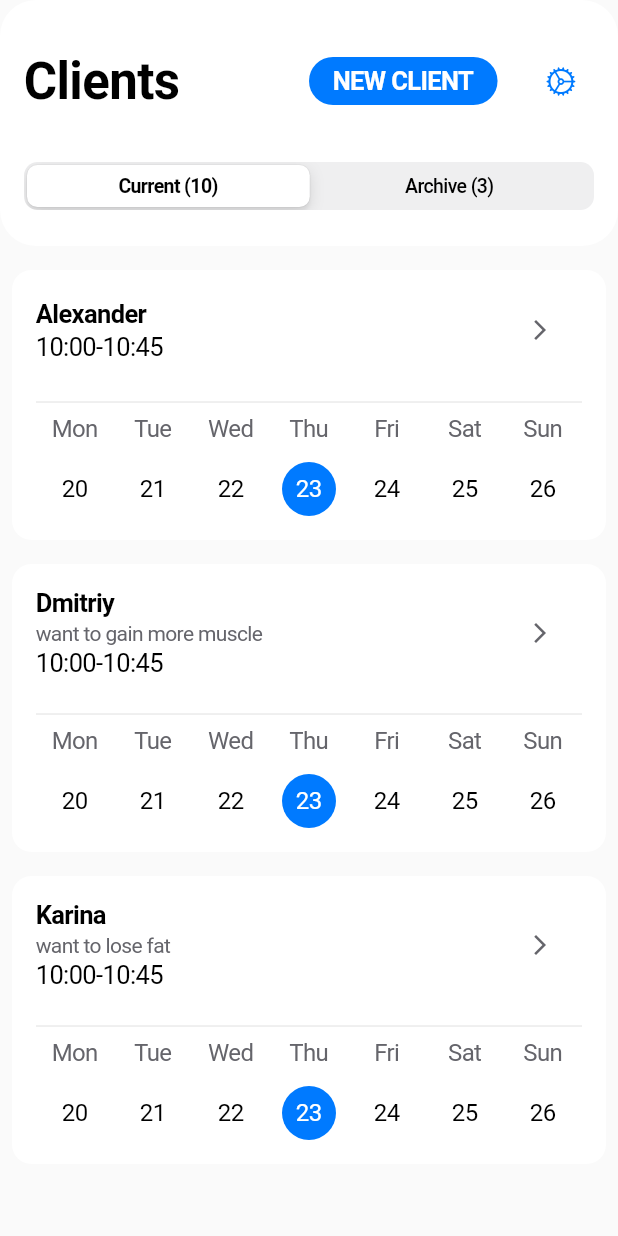
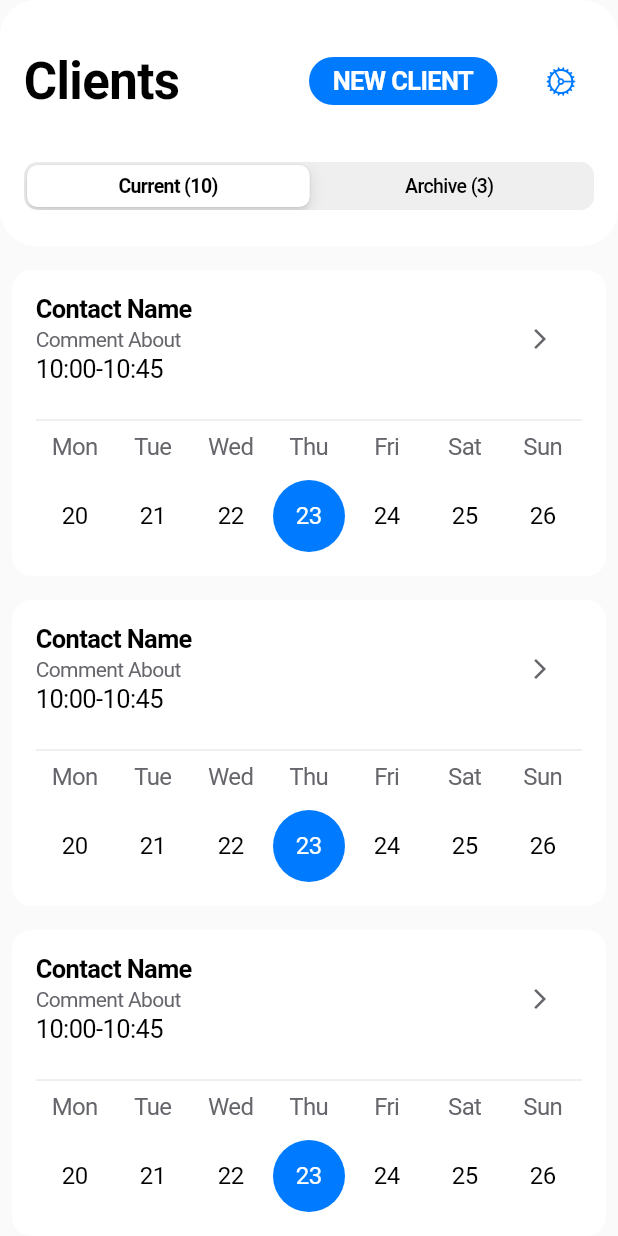
Before and after one commit to VergoEcho/fitness_app, a Flutter app: the ClientsPage screen opened by its route, on a phone screen of 412 x 824 dp. Run offline on Flutter 3.47's test engine with Material 2 defaults, Android fonts, the phone set to English and light mode, and no system bars; drawn by our look-alikes of table_calendar; our stand-ins replace bloc, easy_localization, equatable, flutter_bloc, flutter_svg, timelines; Roboto replaces fonts that are missing (SF Pro Display).

Commit message:
make calendar modal alive, fixed card tap zones, remade data to figma-like, added icon

```diff
--- a/lib/bloc/modal_calendar_cubit/modal_calendar_cubit.dart
+++ b/lib/bloc/modal_calendar_cubit/modal_calendar_cubit.dart
@@ -7,5 +7,7 @@ class ModalCalendarCubit extends Cubit<ModalCalendarState> {
   ModalCalendarCubit()
       : super(ModalCalendarState(selectedDay: DateTime.now()));
 
-  void selectDate(DateTime date) => emit(ModalCalendarState(selectedDay: date));
+  void selectDate(DateTime date) {
+    emit(ModalCalendarState(selectedDay: date));
+  }
 }
--- a/lib/constants/colors.dart
+++ b/lib/constants/colors.dart
@@ -1,6 +1,7 @@
 import 'package:flutter/material.dart';
 
 class FitnessColors {
+  static Color primary = const Color(0xff007aff);
   static Color white = const Color(0xffffffff);
   static Color whiteGray = const Color(0xfffafafa);
   static Color darkGray = const Color(0xff65656b);
--- a/lib/models/client.dart
+++ b/lib/models/client.dart
@@ -1,4 +1,14 @@
 import 'package:equatable/equatable.dart';
+
+// enum TrainingDays {
+//   monday,
+//   tuesday,
+//   wednesday,
+//   thursday,
+//   friday,
+//   saturday,
+//   sunday,
+// }
 
 class Client extends Equatable {
 
@@ -12,6 +22,7 @@ class Client extends Equatable {
   final DateTime createdAt;
   final DateTime updatedAt;
   final double weight;
+  final List<String> trainingDays;
 
   const Client({
     required this.id,
@@ -24,6 +35,7 @@ class Client extends Equatable {
     required this.createdAt,
     required this.updatedAt,
     required this.weight,
+    this.trainingDays = const [],
   });
 
   @override
@@ -37,6 +49,7 @@ class Client extends Equatable {
         isArchive,
         createdAt,
         updatedAt,
-        weight
+        weight,
+        trainingDays,
       ];
 }
--- a/lib/screens/calendar_page.dart
+++ b/lib/screens/calendar_page.dart
@@ -13,41 +13,62 @@ import 'package:trainings/widgets/calendar_card.dart';
 List<Client> _clients = [
   Client(
     id: 0,
-    name: "Alexander",
+    name: "Contact Name",
+    clientNote: "Comment About",
     phone: "+1234678",
     birthday: "12.08.93",
     createdAt: DateTime.now(),
     updatedAt: DateTime.now(),
+    trainingDays: const [
+      "monday",
+      "wednesday",
+      "thursday",
+    ],
     weight: 80,
   ),
   Client(
     id: 1,
-    name: "Dmitriy",
+    name: "Contact Name",
+    clientNote: "Comment About",
     phone: "+12344278",
     birthday: "30.02.99",
     createdAt: DateTime.now(),
     updatedAt: DateTime.now(),
+    trainingDays: const [
+      "monday",
+      "wednesday",
+      "friday",
+    ],
     weight: 75,
-    clientNote: "want to gain more muscle",
   ),
   Client(
     id: 2,
-    name: "Karina",
+    name: "Contact Name",
     phone: "+12300231",
     birthday: "12.11.03",
     createdAt: DateTime.now(),
     updatedAt: DateTime.now(),
     weight: 42,
-    clientNote: "want to lose fat",
+    trainingDays: const [
+      "monday",
+      "wednesday",
+      "friday",
+    ],
+    clientNote: "Comment About",
   ),
   Client(
     id: 2,
-    name: "Diana",
+    name: "Contact Name",
+    clientNote: "Comment About",
     phone: "+1111231",
     birthday: "03.20.98",
     createdAt: DateTime.now(),
     updatedAt: DateTime.now(),
     weight: 47,
+    trainingDays: const [
+      "monday",
+      "friday",
+    ],
     isArchive: true,
   ),
 ];
@@ -61,6 +82,20 @@ class CalendarPage extends StatelessWidget {
     return _clients.where((client) {
       return client.isArchive == false;
     }).toList();
+  }
+
+  List<Client> _selectedClients (BuildContext context, ModalCalendarState state) {
+    return _activeClients()
+        .where(
+    (client) => client
+      .trainingDays
+      .any((element) =>
+  element ==
+  DateFormat('EEEE', context.locale.languageCode)
+      .format(state
+      .selectedDay)
+      .toLowerCase()),
+  ).toList();
 }
 
   @override
@@ -144,28 +179,39 @@ class CalendarPage extends StatelessWidget {
                                             builder: (context, state) {
                                               return BaseCalendar(
                                                 onDaySelected:
-                                                    (oldDate, newDate) {
+                                                    (newDate, oldDate) {
                                                   context
-                                                      .read<ModalCalendarCubit>().selectDate(newDate);
+                                                      .read<
+                                                          ModalCalendarCubit>()
+                                                      .selectDate(newDate);
                                                 },
                                                 focusedDay: state.selectedDay,
                                                 headerVisible: true,
                                               );
                                             },
                                           ),
-                                          ListView.builder(
+                                          BlocBuilder<ModalCalendarCubit,
+                                              ModalCalendarState>(
+                                            builder: (context, state) {
+                                              return ListView.builder(
                                                 physics:
                                                     const NeverScrollableScrollPhysics(),
                                                 shrinkWrap: true,
-                                            itemCount: _activeClients().length,
+                                                itemCount:
+                                                    _selectedClients(context, state).length,
                                                 itemBuilder: (context, index) {
                                                   return CalendarCard(
-                                                client: _activeClients()[index],
+                                                    client:
+                                                        _selectedClients(context, state)[index],
                                                     onTap: () {
-                                                  Navigator.pushNamed(
-                                                      context,
+                                                      Navigator.of(context,
+                                                              rootNavigator:
+                                                                  true)
+                                                          .pushNamed(
                                                               CalendarTrainingPage
                                                                   .route);
+                                                    },
+                                                  );
                                                 },
                                               );
                                             },
--- a/lib/screens/clients_page.dart
+++ b/lib/screens/clients_page.dart
@@ -12,7 +12,8 @@ import 'package:trainings/widgets/current_client_card.dart';
 List<Client> _clients = [
   Client(
     id: 0,
-    name: "Alexander",
+    name: "Contact Name",
+    clientNote: "Comment About",
     phone: "+1234678",
     birthday: "12.08.93",
     createdAt: DateTime.now(),
@@ -21,27 +22,28 @@ List<Client> _clients = [
   ),
   Client(
     id: 1,
-    name: "Dmitriy",
+    name: "Contact Name",
+    clientNote: "Comment About",
     phone: "+12344278",
     birthday: "30.02.99",
     createdAt: DateTime.now(),
     updatedAt: DateTime.now(),
     weight: 75,
-    clientNote: "want to gain more muscle",
   ),
   Client(
     id: 2,
-    name: "Karina",
+    name: "Contact Name",
     phone: "+12300231",
     birthday: "12.11.03",
     createdAt: DateTime.now(),
     updatedAt: DateTime.now(),
     weight: 42,
-    clientNote: "want to lose fat",
+    clientNote: "Comment About",
   ),
   Client(
     id: 2,
-    name: "Diana",
+    name: "Contact Name",
+    clientNote: "Comment About",
     phone: "+1111231",
     birthday: "03.20.98",
     createdAt: DateTime.now(),
--- a/lib/ui/base_calendar.dart
+++ b/lib/ui/base_calendar.dart
@@ -17,11 +17,13 @@ class BaseCalendar extends StatelessWidget {
   Widget build(BuildContext context) {
     return TableCalendar(
       onDaySelected: onDaySelected,
+      rowHeight: 64,
       locale: context.locale.languageCode,
       availableGestures: AvailableGestures.none,
       firstDay: DateTime.utc(2020, 10, 16),
       lastDay: DateTime.utc(2070, 3, 14),
       focusedDay: focusedDay ?? DateTime.now(),
+      selectedDayPredicate: (day) =>isSameDay(focusedDay, day),
       headerVisible: headerVisible,
       calendarFormat:
           monthCalendar ? CalendarFormat.month : CalendarFormat.week,
@@ -46,6 +48,7 @@ class BaseCalendar extends StatelessWidget {
         ]);
       }),
       headerStyle: HeaderStyle(
+        headerMargin: const EdgeInsets.only(bottom: 8),
         formatButtonVisible: false,
         rightChevronPadding: const EdgeInsets.all(4),
         leftChevronPadding: const EdgeInsets.all(4),
@@ -64,6 +67,8 @@ class BaseCalendar extends StatelessWidget {
         ),
       ),
       calendarStyle: CalendarStyle(
+        isTodayHighlighted: focusedDay == null ? true : false,
+        selectedDecoration: BoxDecoration(color: FitnessColors.primary, shape: BoxShape.circle,),
         defaultTextStyle: const TextStyle(
           fontSize: 16,
         ),
--- a/lib/widgets/calendar_exercise_card.dart
+++ b/lib/widgets/calendar_exercise_card.dart
@@ -82,6 +82,7 @@ class _CalendarExerciseCardState extends State<CalendarExerciseCard>
       child: Column(
         children: [
           GestureDetector(
+            behavior: HitTestBehavior.translucent,
             onTap: () {
               setState(() {
                 _expanded = !_expanded;
--- a/lib/widgets/current_client_card.dart
+++ b/lib/widgets/current_client_card.dart
@@ -16,6 +16,7 @@ class CurrentClientCard extends StatelessWidget {
   @override
   Widget build(BuildContext context) {
     return GestureDetector(
+      behavior: HitTestBehavior.translucent,
       onTap: () => Navigator.of(context, rootNavigator: true)
           .pushNamed(ClientProfilePage.route, arguments: {"client": client}),
       child: Container(
```
Also changed, not shown: lib/screens/trainings_page.dart (+17 -9 lines), lib/widgets/calendar_card.dart (+11 -4 lines), lib/widgets/training_template_card.dart (+6 -7 lines). Lines whose indentation alone changed are shown as unchanged.
